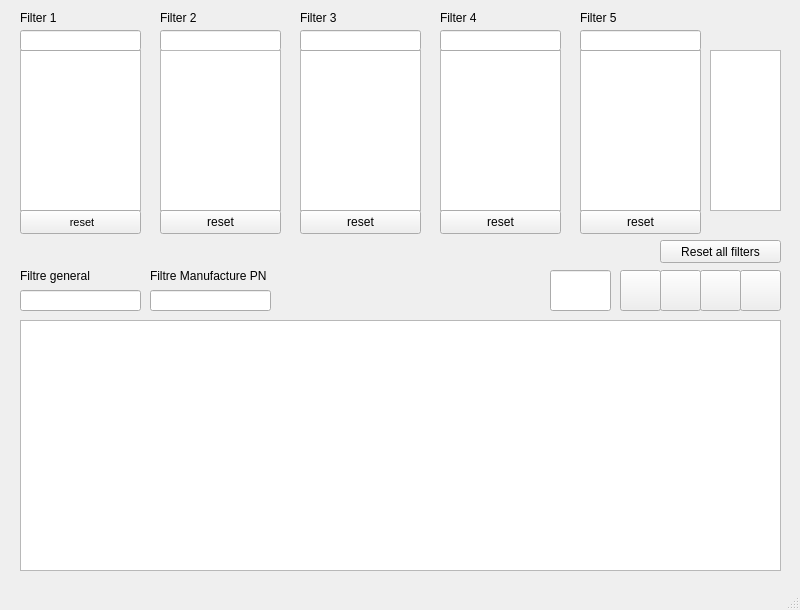
First picture: the form in ui_main.ui, repository CasamaMaker/myStock, before the edit.
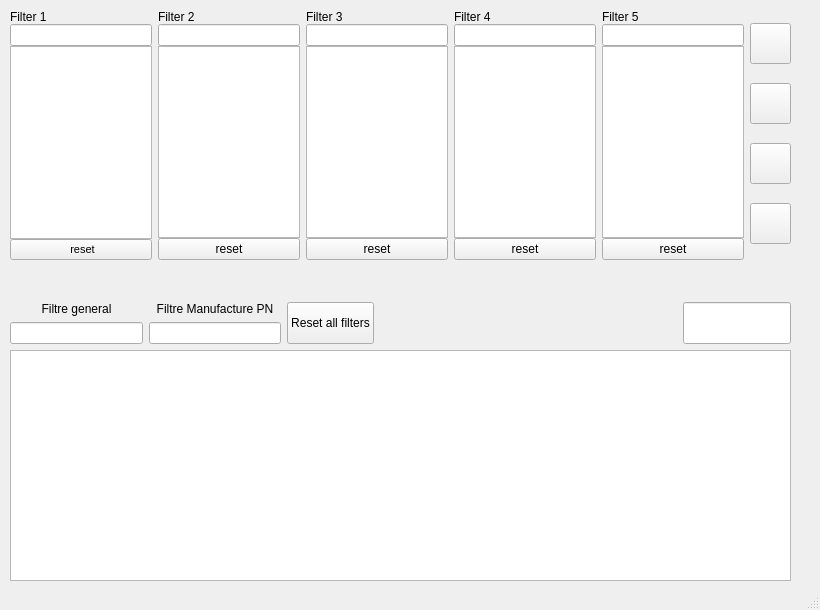
Second picture: the form after the edit. Icons and pictures are not drawn.

```diff
--- a/ui_main.ui
+++ b/ui_main.ui
@@ -6,7 +6,7 @@
    <rect>
     <x>0</x>
     <y>0</y>
-    <width>800</width>
+    <width>820</width>
     <height>610</height>
    </rect>
   </property>
@@ -20,565 +20,563 @@
    </size>
   </property>
   <widget class="QWidget" name="centralwidget">
-   <widget class="QLabel" name="filter1_label">
-    <property name="geometry">
-     <rect>
-      <x>20</x>
-      <y>10</y>
-      <width>121</width>
-      <height>16</height>
-     </rect>
-    </property>
-    <property name="text">
-     <string>Filter 1</string>
-    </property>
-   </widget>
-   <widget class="QListWidget" name="filter1_listWidget">
-    <property name="geometry">
-     <rect>
-      <x>20</x>
-      <y>50</y>
-      <width>121</width>
-      <height>161</height>
-     </rect>
-    </property>
-   </widget>
-   <widget class="QTableWidget" name="tableWidget">
-    <property name="geometry">
-     <rect>
-      <x>20</x>
-      <y>320</y>
-      <width>761</width>
-      <height>251</height>
-     </rect>
-    </property>
-   </widget>
-   <widget class="QPushButton" name="datasheetButton">
-    <property name="geometry">
-     <rect>
-      <x>620</x>
-      <y>270</y>
-      <width>41</width>
-      <height>41</height>
-     </rect>
-    </property>
-    <property name="font">
-     <font>
-      <pointsize>18</pointsize>
-     </font>
-    </property>
-    <property name="text">
-     <string/>
-    </property>
-    <property name="icon">
-     <iconset resource="img/recursos_grafics.qrc">
-      <normaloff>:/logos/link_34dp_1F1F1F_FILL0_wght400_GRAD0_opsz40.svg</normaloff>:/logos/link_34dp_1F1F1F_FILL0_wght400_GRAD0_opsz40.svg</iconset>
-    </property>
-    <property name="iconSize">
-     <size>
-      <width>34</width>
-      <height>34</height>
-     </size>
-    </property>
-   </widget>
-   <widget class="QLabel" name="label_2">
-    <property name="geometry">
-     <rect>
-      <x>510</x>
-      <y>270</y>
-      <width>41</width>
-      <height>41</height>
-     </rect>
-    </property>
-    <property name="font">
-     <font>
-      <pointsize>20</pointsize>
-     </font>
-    </property>
-    <property name="text">
-     <string/>
-    </property>
-    <property name="pixmap">
-     <pixmap resource="img/recursos_grafics.qrc">:/logos/archive_34dp_1F1F1F_FILL0_wght400_GRAD0_opsz40.svg</pixmap>
-    </property>
-   </widget>
-   <widget class="QLineEdit" name="filter1_lineEdit">
-    <property name="geometry">
-     <rect>
-      <x>20</x>
-      <y>30</y>
-      <width>121</width>
-      <height>21</height>
-     </rect>
-    </property>
-   </widget>
-   <widget class="QLineEdit" name="filter2_lineEdit">
-    <property name="geometry">
-     <rect>
-      <x>160</x>
-      <y>30</y>
-      <width>121</width>
-      <height>21</height>
-     </rect>
-    </property>
-   </widget>
-   <widget class="QListWidget" name="filter2_listWidget">
-    <property name="geometry">
-     <rect>
-      <x>160</x>
-      <y>50</y>
-      <width>121</width>
-      <height>161</height>
-     </rect>
-    </property>
-   </widget>
-   <widget class="QLabel" name="filter2_label">
-    <property name="geometry">
-     <rect>
-      <x>160</x>
-      <y>10</y>
-      <width>121</width>
-      <height>16</height>
-     </rect>
-    </property>
-    <property name="text">
-     <string>Filter 2</string>
-    </property>
-   </widget>
-   <widget class="QLabel" name="label_5">
-    <property name="geometry">
-     <rect>
-      <x>310</x>
-      <y>270</y>
-      <width>51</width>
-      <height>41</height>
-     </rect>
-    </property>
-    <property name="text">
-     <string/>
-    </property>
-   </widget>
-   <widget class="QLineEdit" name="filterG_lineEdit">
-    <property name="geometry">
-     <rect>
-      <x>20</x>
-      <y>290</y>
-      <width>121</width>
-      <height>21</height>
-     </rect>
-    </property>
-   </widget>
-   <widget class="QPushButton" name="filter1_pushButton">
-    <property name="geometry">
-     <rect>
-      <x>20</x>
-      <y>210</y>
-      <width>121</width>
-      <height>24</height>
-     </rect>
-    </property>
-    <property name="font">
-     <font>
-      <pointsize>8</pointsize>
-     </font>
-    </property>
-    <property name="text">
-     <string> reset</string>
-    </property>
-   </widget>
-   <widget class="QPushButton" name="filter2_pushButton">
-    <property name="geometry">
-     <rect>
-      <x>160</x>
-      <y>210</y>
-      <width>121</width>
-      <height>24</height>
-     </rect>
-    </property>
-    <property name="text">
-     <string>reset</string>
-    </property>
-   </widget>
-   <widget class="QLineEdit" name="stock_text">
-    <property name="geometry">
-     <rect>
-      <x>550</x>
-      <y>270</y>
-      <width>61</width>
-      <height>41</height>
-     </rect>
-    </property>
-   </widget>
-   <widget class="QPushButton" name="pushButton_4">
-    <property name="geometry">
-     <rect>
-      <x>700</x>
-      <y>270</y>
-      <width>41</width>
-      <height>41</height>
-     </rect>
-    </property>
-    <property name="font">
-     <font>
-      <pointsize>18</pointsize>
-     </font>
-    </property>
-    <property name="text">
-     <string/>
-    </property>
-    <property name="icon">
-     <iconset resource="img/recursos_grafics.qrc">
-      <normaloff>:/logos/file_open_34dp_1F1F1F_FILL0_wght400_GRAD0_opsz40.svg</normaloff>:/logos/file_open_34dp_1F1F1F_FILL0_wght400_GRAD0_opsz40.svg</iconset>
-    </property>
-    <property name="iconSize">
-     <size>
-      <width>34</width>
-      <height>34</height>
-     </size>
-    </property>
-   </widget>
-   <widget class="QPushButton" name="pushButton_5">
-    <property name="geometry">
-     <rect>
-      <x>660</x>
-      <y>270</y>
-      <width>41</width>
-      <height>41</height>
-     </rect>
-    </property>
-    <property name="font">
-     <font>
-      <pointsize>20</pointsize>
-     </font>
-    </property>
-    <property name="text">
-     <string/>
-    </property>
-    <property name="icon">
-     <iconset resource="img/recursos_grafics.qrc">
-      <normaloff>:/logos/autorenew_34dp_1F1F1F_FILL0_wght400_GRAD0_opsz40.svg</normaloff>:/logos/autorenew_34dp_1F1F1F_FILL0_wght400_GRAD0_opsz40.svg</iconset>
-    </property>
-    <property name="iconSize">
-     <size>
-      <width>34</width>
-      <height>34</height>
-     </size>
-    </property>
-   </widget>
-   <widget class="QLineEdit" name="FilterPN_lineEdit">
-    <property name="geometry">
-     <rect>
-      <x>150</x>
-      <y>290</y>
-      <width>121</width>
-      <height>21</height>
-     </rect>
-    </property>
-   </widget>
-   <widget class="QLabel" name="FilterPN_label">
-    <property name="geometry">
-     <rect>
-      <x>150</x>
-      <y>260</y>
-      <width>121</width>
-      <height>31</height>
-     </rect>
-    </property>
-    <property name="text">
-     <string>Filtre Manufacture PN</string>
-    </property>
-   </widget>
-   <widget class="QLabel" name="filterG_label">
-    <property name="geometry">
-     <rect>
-      <x>20</x>
-      <y>260</y>
-      <width>121</width>
-      <height>31</height>
-     </rect>
-    </property>
-    <property name="text">
-     <string>Filtre general</string>
-    </property>
-   </widget>
    <widget class="QListWidget" name="listWidget_4">
     <property name="geometry">
      <rect>
-      <x>710</x>
-      <y>50</y>
-      <width>71</width>
-      <height>161</height>
+      <x>650</x>
+      <y>140</y>
+      <width>51</width>
+      <height>91</height>
      </rect>
     </property>
    </widget>
-   <widget class="QWidget" name="widget" native="true">
+   <widget class="QWidget" name="verticalLayoutWidget_6">
     <property name="geometry">
      <rect>
-      <x>20</x>
-      <y>240</y>
-      <width>641</width>
-      <height>31</height>
+      <x>0</x>
+      <y>0</y>
+      <width>801</width>
+      <height>581</height>
      </rect>
     </property>
-    <property name="sizePolicy">
-     <sizepolicy hsizetype="Minimum" vsizetype="Preferred">
-      <horstretch>0</horstretch>
-      <verstretch>0</verstretch>
-     </sizepolicy>
-    </property>
-    <widget class="QWidget" name="verticalLayoutWidget">
-     <property name="geometry">
-      <rect>
-       <x>9</x>
-       <y>4</y>
-       <width>621</width>
-       <height>21</height>
-      </rect>
+    <layout class="QVBoxLayout" name="verticalLayout_6">
+     <property name="leftMargin">
+      <number>10</number>
      </property>
-     <layout class="QVBoxLayout" name="verticalLayout">
-      <item>
-       <layout class="QHBoxLayout" name="horizontalLayout">
-        <property name="sizeConstraint">
-         <enum>QLayout::SetMinimumSize</enum>
+     <property name="topMargin">
+      <number>10</number>
+     </property>
+     <property name="rightMargin">
+      <number>10</number>
+     </property>
+     <property name="bottomMargin">
+      <number>0</number>
+     </property>
+     <item>
+      <layout class="QHBoxLayout" name="horizontalLayout_2">
+       <property name="spacing">
+        <number>6</number>
+       </property>
+       <property name="rightMargin">
+        <number>0</number>
+       </property>
+       <item>
+        <layout class="QVBoxLayout" name="verticalLayout">
+         <property name="spacing">
+          <number>0</number>
+         </property>
+         <item>
+          <widget class="QLabel" name="filter1_label">
+           <property name="text">
+            <string>Filter 1</string>
+           </property>
+          </widget>
+         </item>
+         <item>
+          <widget class="QLineEdit" name="filter1_lineEdit"/>
+         </item>
+         <item>
+          <widget class="QListWidget" name="filter1_listWidget"/>
+         </item>
+         <item>
+          <widget class="QPushButton" name="filter1_pushButton">
+           <property name="font">
+            <font>
+             <pointsize>8</pointsize>
+            </font>
+           </property>
+           <property name="text">
+            <string> reset</string>
+           </property>
+          </widget>
+         </item>
+        </layout>
+       </item>
+       <item>
+        <layout class="QVBoxLayout" name="verticalLayout_2">
+         <property name="spacing">
+          <number>0</number>
+         </property>
+         <item>
+          <widget class="QLabel" name="filter2_label">
+           <property name="text">
+            <string>Filter 2</string>
+           </property>
+          </widget>
+         </item>
+         <item>
+          <widget class="QLineEdit" name="filter2_lineEdit"/>
+         </item>
+         <item>
+          <widget class="QListWidget" name="filter2_listWidget"/>
+         </item>
+         <item>
+          <widget class="QPushButton" name="filter2_pushButton">
+           <property name="text">
+            <string>reset</string>
+           </property>
+          </widget>
+         </item>
+        </layout>
+       </item>
+       <item>
+        <layout class="QVBoxLayout" name="verticalLayout_3">
+         <property name="spacing">
+          <number>0</number>
+         </property>
+         <item>
+          <widget class="QLabel" name="filter3_label">
+           <property name="text">
+            <string>Filter 3</string>
+           </property>
+          </widget>
+         </item>
+         <item>
+          <widget class="QLineEdit" name="filter3_lineEdit"/>
+         </item>
+         <item>
+          <widget class="QListWidget" name="filter3_listWidget"/>
+         </item>
+         <item>
+          <widget class="QPushButton" name="filter3_pushButton">
+           <property name="text">
+            <string>reset</string>
+           </property>
+          </widget>
+         </item>
+        </layout>
+       </item>
+       <item>
+        <layout class="QVBoxLayout" name="verticalLayout_4">
+         <property name="spacing">
+          <number>0</number>
+         </property>
+         <item>
+          <widget class="QLabel" name="filter4_label">
+           <property name="text">
+            <string>Filter 4</string>
+           </property>
+          </widget>
+         </item>
+         <item>
+          <widget class="QLineEdit" name="filter4_lineEdit"/>
+         </item>
+         <item>
+          <widget class="QListWidget" name="filter4_listWidget"/>
+         </item>
+         <item>
+          <widget class="QPushButton" name="filter4_pushButton">
+           <property name="text">
+            <string>reset</string>
+           </property>
+          </widget>
+         </item>
+        </layout>
+       </item>
+       <item>
+        <layout class="QVBoxLayout" name="verticalLayout_5">
+         <property name="spacing">
+          <number>0</number>
+         </property>
+         <item>
+          <widget class="QLabel" name="filter5_label">
+           <property name="text">
+            <string>Filter 5</string>
+           </property>
+          </widget>
+         </item>
+         <item>
+          <widget class="QLineEdit" name="filter5_lineEdit"/>
+         </item>
+         <item>
+          <widget class="QListWidget" name="filter5_listWidget"/>
+         </item>
+         <item>
+          <widget class="QPushButton" name="filter5_pushButton">
+           <property name="text">
+            <string>reset</string>
+           </property>
+          </widget>
+         </item>
+        </layout>
+       </item>
+       <item>
+        <layout class="QVBoxLayout" name="verticalLayout_9">
+         <property name="spacing">
+          <number>6</number>
+         </property>
+         <property name="sizeConstraint">
+          <enum>QLayout::SizeConstraint::SetMaximumSize</enum>
+         </property>
+         <item>
+          <widget class="QPushButton" name="datasheetButton">
+           <property name="sizePolicy">
+            <sizepolicy hsizetype="Fixed" vsizetype="Fixed">
+             <horstretch>0</horstretch>
+             <verstretch>0</verstretch>
+            </sizepolicy>
+           </property>
+           <property name="minimumSize">
+            <size>
+             <width>41</width>
+             <height>41</height>
+            </size>
+           </property>
+           <property name="font">
+            <font>
+             <pointsize>18</pointsize>
+            </font>
+           </property>
+           <property name="text">
+            <string/>
+           </property>
+           <property name="icon">
+            <iconset resource="img/recursos_grafics.qrc">
+             <normaloff>:/logos/link_34dp_1F1F1F_FILL0_wght400_GRAD0_opsz40.svg</normaloff>:/logos/link_34dp_1F1F1F_FILL0_wght400_GRAD0_opsz40.svg</iconset>
+           </property>
+           <property name="iconSize">
+            <size>
+             <width>34</width>
+             <height>34</height>
+            </size>
+           </property>
+          </widget>
+         </item>
+         <item>
+          <widget class="QPushButton" name="pushButton_5">
+           <property name="sizePolicy">
+            <sizepolicy hsizetype="Fixed" vsizetype="Fixed">
+             <horstretch>0</horstretch>
+             <verstretch>0</verstretch>
+            </sizepolicy>
+           </property>
+           <property name="minimumSize">
+            <size>
+             <width>41</width>
+             <height>41</height>
+            </size>
+           </property>
+           <property name="font">
+            <font>
+             <pointsize>20</pointsize>
+            </font>
+           </property>
+           <property name="text">
+            <string/>
+           </property>
+           <property name="icon">
+            <iconset resource="img/recursos_grafics.qrc">
+             <normaloff>:/logos/autorenew_34dp_1F1F1F_FILL0_wght400_GRAD0_opsz40.svg</normaloff>:/logos/autorenew_34dp_1F1F1F_FILL0_wght400_GRAD0_opsz40.svg</iconset>
+           </property>
+           <property name="iconSize">
+            <size>
+             <width>34</width>
+             <height>34</height>
+            </size>
+           </property>
+          </widget>
+         </item>
+         <item>
+          <widget class="QPushButton" name="pushButton_4">
+           <property name="sizePolicy">
+            <sizepolicy hsizetype="Fixed" vsizetype="Fixed">
+             <horstretch>0</horstretch>
+             <verstretch>0</verstretch>
+            </sizepolicy>
+           </property>
+           <property name="minimumSize">
+            <size>
+             <width>41</width>
+             <height>41</height>
+            </size>
+           </property>
+           <property name="font">
+            <font>
+             <pointsize>18</pointsize>
+            </font>
+           </property>
+           <property name="text">
+            <string/>
+           </property>
+           <property name="icon">
+            <iconset resource="img/recursos_grafics.qrc">
+             <normaloff>:/logos/file_open_34dp_1F1F1F_FILL0_wght400_GRAD0_opsz40.svg</normaloff>:/logos/file_open_34dp_1F1F1F_FILL0_wght400_GRAD0_opsz40.svg</iconset>
+           </property>
+           <property name="iconSize">
+            <size>
+             <width>34</width>
+             <height>34</height>
+            </size>
+           </property>
+          </widget>
+         </item>
+         <item>
+          <widget class="QPushButton" name="pushButton_6">
+           <property name="sizePolicy">
+            <sizepolicy hsizetype="Fixed" vsizetype="Fixed">
+             <horstretch>0</horstretch>
+             <verstretch>0</verstretch>
+            </sizepolicy>
+           </property>
+           <property name="minimumSize">
+            <size>
+             <width>41</width>
+             <height>41</height>
+            </size>
+           </property>
+           <property name="font">
+            <font>
+             <pointsize>20</pointsize>
+            </font>
+           </property>
+           <property name="text">
+            <string/>
+           </property>
+           <property name="icon">
+            <iconset resource="img/recursos_grafics.qrc">
+             <normaloff>:/logos/frame_inspect_34dp_1F1F1F_FILL0_wght400_GRAD0_opsz40.svg</normaloff>:/logos/frame_inspect_34dp_1F1F1F_FILL0_wght400_GRAD0_opsz40.svg</iconset>
+           </property>
+           <property name="iconSize">
+            <size>
+             <width>34</width>
+             <height>34</height>
+            </size>
+           </property>
+          </widget>
+         </item>
+        </layout>
+       </item>
+      </layout>
+     </item>
+     <item>
+      <widget class="QWidget" name="widget" native="true">
+       <property name="minimumSize">
+        <size>
+         <width>0</width>
+         <height>30</height>
+        </size>
+       </property>
+       <widget class="QWidget" name="horizontalLayoutWidget">
+        <property name="geometry">
+         <rect>
+          <x>0</x>
+          <y>0</y>
+          <width>781</width>
+          <height>31</height>
+         </rect>
         </property>
-       </layout>
-      </item>
-     </layout>
-    </widget>
-   </widget>
-   <widget class="QLabel" name="label_7">
-    <property name="geometry">
-     <rect>
-      <x>270</x>
-      <y>270</y>
-      <width>41</width>
-      <height>41</height>
-     </rect>
-    </property>
-    <property name="font">
-     <font>
-      <pointsize>20</pointsize>
-     </font>
-    </property>
-    <property name="text">
-     <string/>
-    </property>
-    <property name="pixmap">
-     <pixmap resource="img/recursos_grafics.qrc">:/logos/content_paste_34dp_1F1F1F_FILL0_wght400_GRAD0_opsz40.svg</pixmap>
-    </property>
-   </widget>
-   <widget class="QLabel" name="label_8">
-    <property name="geometry">
-     <rect>
-      <x>360</x>
-      <y>270</y>
-      <width>41</width>
-      <height>41</height>
-     </rect>
-    </property>
-    <property name="font">
-     <font>
-      <pointsize>20</pointsize>
-     </font>
-    </property>
-    <property name="text">
-     <string/>
-    </property>
-    <property name="pixmap">
-     <pixmap resource="img/recursos_grafics.qrc">:/logos/inventory_2_34dp_1F1F1F_FILL0_wght400_GRAD0_opsz40.svg</pixmap>
-    </property>
-   </widget>
-   <widget class="QLabel" name="label_9">
-    <property name="geometry">
-     <rect>
-      <x>400</x>
-      <y>270</y>
-      <width>111</width>
-      <height>41</height>
-     </rect>
-    </property>
-    <property name="text">
-     <string/>
-    </property>
-   </widget>
-   <widget class="QListWidget" name="filter3_listWidget">
-    <property name="geometry">
-     <rect>
-      <x>300</x>
-      <y>50</y>
-      <width>121</width>
-      <height>161</height>
-     </rect>
-    </property>
-   </widget>
-   <widget class="QLabel" name="filter3_label">
-    <property name="geometry">
-     <rect>
-      <x>300</x>
-      <y>10</y>
-      <width>121</width>
-      <height>16</height>
-     </rect>
-    </property>
-    <property name="text">
-     <string>Filter 3</string>
-    </property>
-   </widget>
-   <widget class="QPushButton" name="filter3_pushButton">
-    <property name="geometry">
-     <rect>
-      <x>300</x>
-      <y>210</y>
-      <width>121</width>
-      <height>24</height>
-     </rect>
-    </property>
-    <property name="text">
-     <string>reset</string>
-    </property>
-   </widget>
-   <widget class="QLineEdit" name="filter3_lineEdit">
-    <property name="geometry">
-     <rect>
-      <x>300</x>
-      <y>30</y>
-      <width>121</width>
-      <height>21</height>
-     </rect>
-    </property>
-   </widget>
-   <widget class="QListWidget" name="filter4_listWidget">
-    <property name="geometry">
-     <rect>
-      <x>440</x>
-      <y>50</y>
-      <width>121</width>
-      <height>161</height>
-     </rect>
-    </property>
-   </widget>
-   <widget class="QLabel" name="filter4_label">
-    <property name="geometry">
-     <rect>
-      <x>440</x>
-      <y>10</y>
-      <width>121</width>
-      <height>16</height>
-     </rect>
-    </property>
-    <property name="text">
-     <string>Filter 4</string>
-    </property>
-   </widget>
-   <widget class="QPushButton" name="filter4_pushButton">
-    <property name="geometry">
-     <rect>
-      <x>440</x>
-      <y>210</y>
-      <width>121</width>
-      <height>24</height>
-     </rect>
-    </property>
-    <property name="text">
-     <string>reset</string>
-    </property>
-   </widget>
-   <widget class="QLineEdit" name="filter4_lineEdit">
-    <property name="geometry">
-     <rect>
-      <x>440</x>
-      <y>30</y>
-      <width>121</width>
-      <height>21</height>
-     </rect>
-    </property>
-   </widget>
-   <widget class="QPushButton" name="clear_all_pushButton">
-    <property name="geometry">
-     <rect>
-      <x>660</x>
-      <y>240</y>
-      <width>121</width>
-      <height>23</height>
-     </rect>
-    </property>
-    <property name="text">
-     <string>Reset all filters</string>
-    </property>
-   </widget>
-   <widget class="QListWidget" name="filter5_listWidget">
-    <property name="geometry">
-     <rect>
-      <x>580</x>
-      <y>50</y>
-      <width>121</width>
-      <height>161</height>
-     </rect>
-    </property>
-   </widget>
-   <widget class="QLabel" name="filter5_label">
-    <property name="geometry">
-     <rect>
-      <x>580</x>
-      <y>10</y>
-      <width>121</width>
-      <height>16</height>
-     </rect>
-    </property>
-    <property name="text">
-     <string>Filter 5</string>
-    </property>
-   </widget>
-   <widget class="QPushButton" name="filter5_pushButton">
-    <property name="geometry">
-     <rect>
-      <x>580</x>
-      <y>210</y>
-      <width>121</width>
-      <height>24</height>
-     </rect>
-    </property>
-    <property name="text">
-     <string>reset</string>
-    </property>
-   </widget>
-   <widget class="QLineEdit" name="filter5_lineEdit">
-    <property name="geometry">
-     <rect>
-      <x>580</x>
-      <y>30</y>
-      <width>121</width>
-      <height>21</height>
-     </rect>
-    </property>
-   </widget>
-   <widget class="QPushButton" name="pushButton_6">
-    <property name="geometry">
-     <rect>
-      <x>740</x>
-      <y>270</y>
-      <width>41</width>
-      <height>41</height>
-     </rect>
-    </property>
-    <property name="font">
-     <font>
-      <pointsize>20</pointsize>
-     </font>
-    </property>
-    <property name="text">
-     <string/>
-    </property>
-    <property name="icon">
-     <iconset resource="img/recursos_grafics.qrc">
-      <normaloff>:/logos/frame_inspect_34dp_1F1F1F_FILL0_wght400_GRAD0_opsz40.svg</normaloff>:/logos/frame_inspect_34dp_1F1F1F_FILL0_wght400_GRAD0_opsz40.svg</iconset>
-    </property>
-    <property name="iconSize">
-     <size>
-      <width>34</width>
-      <height>34</height>
-     </size>
-    </property>
+        <layout class="QHBoxLayout" name="horizontalLayout"/>
+       </widget>
+      </widget>
+     </item>
+     <item>
+      <layout class="QHBoxLayout" name="horizontalLayout_4">
+       <property name="leftMargin">
+        <number>0</number>
+       </property>
+       <property name="topMargin">
+        <number>0</number>
+       </property>
+       <property name="rightMargin">
+        <number>0</number>
+       </property>
+       <property name="bottomMargin">
+        <number>0</number>
+       </property>
+       <item>
+        <layout class="QVBoxLayout" name="verticalLayout_7">
+         <item>
+          <widget class="QLabel" name="filterG_label">
+           <property name="text">
+            <string>Filtre general</string>
+           </property>
+           <property name="alignment">
+            <set>Qt::AlignmentFlag::AlignCenter</set>
+           </property>
+          </widget>
+         </item>
+         <item>
+          <widget class="QLineEdit" name="filterG_lineEdit">
+           <property name="sizePolicy">
+            <sizepolicy hsizetype="Expanding" vsizetype="Preferred">
+             <horstretch>0</horstretch>
+             <verstretch>0</verstretch>
+            </sizepolicy>
+           </property>
+          </widget>
+         </item>
+        </layout>
+       </item>
+       <item>
+        <layout class="QVBoxLayout" name="verticalLayout_8">
+         <item>
+          <widget class="QLabel" name="FilterPN_label">
+           <property name="text">
+            <string>Filtre Manufacture PN</string>
+           </property>
+           <property name="alignment">
+            <set>Qt::AlignmentFlag::AlignCenter</set>
+           </property>
+          </widget>
+         </item>
+         <item>
+          <widget class="QLineEdit" name="FilterPN_lineEdit">
+           <property name="sizePolicy">
+            <sizepolicy hsizetype="Expanding" vsizetype="Preferred">
+             <horstretch>0</horstretch>
+             <verstretch>0</verstretch>
+            </sizepolicy>
+           </property>
+          </widget>
+         </item>
+        </layout>
+       </item>
+       <item>
+        <widget class="QPushButton" name="clear_all_pushButton">
+         <property name="sizePolicy">
+          <sizepolicy hsizetype="Preferred" vsizetype="Preferred">
+           <horstretch>0</horstretch>
+           <verstretch>0</verstretch>
+          </sizepolicy>
+         </property>
+         <property name="text">
+          <string>Reset all filters</string>
+         </property>
+        </widget>
+       </item>
+       <item>
+        <widget class="QLabel" name="label_7">
+         <property name="minimumSize">
+          <size>
+           <width>41</width>
+           <height>41</height>
+          </size>
+         </property>
+         <property name="font">
+          <font>
+           <pointsize>20</pointsize>
+          </font>
+         </property>
+         <property name="text">
+          <string/>
+         </property>
+         <property name="pixmap">
+          <pixmap resource="img/recursos_grafics.qrc">:/logos/content_paste_34dp_1F1F1F_FILL0_wght400_GRAD0_opsz40.svg</pixmap>
+         </property>
+        </widget>
+       </item>
+       <item>
+        <widget class="QLabel" name="label_5">
+         <property name="sizePolicy">
+          <sizepolicy hsizetype="Preferred" vsizetype="Preferred">
+           <horstretch>0</horstretch>
+           <verstretch>0</verstretch>
+          </sizepolicy>
+         </property>
+         <property name="minimumSize">
+          <size>
+           <width>50</width>
+           <height>0</height>
+          </size>
+         </property>
+         <property name="text">
+          <string/>
+         </property>
+        </widget>
+       </item>
+       <item>
+        <widget class="QLabel" name="label_8">
+         <property name="minimumSize">
+          <size>
+           <width>41</width>
+           <height>41</height>
+          </size>
+         </property>
+         <property name="font">
+          <font>
+           <pointsize>20</pointsize>
+          </font>
+         </property>
+         <property name="text">
+          <string/>
+         </property>
+         <property name="pixmap">
+          <pixmap resource="img/recursos_grafics.qrc">:/logos/inventory_2_34dp_1F1F1F_FILL0_wght400_GRAD0_opsz40.svg</pixmap>
+         </property>
+        </widget>
+       </item>
+       <item>
+        <widget class="QLabel" name="label_9">
+         <property name="sizePolicy">
+          <sizepolicy hsizetype="Preferred" vsizetype="Preferred">
+           <horstretch>0</horstretch>
+           <verstretch>0</verstretch>
+          </sizepolicy>
+         </property>
+         <property name="minimumSize">
+          <size>
+           <width>100</width>
+           <height>0</height>
+          </size>
+         </property>
+         <property name="text">
+          <string/>
+         </property>
+        </widget>
+       </item>
+       <item>
+        <widget class="QLabel" name="label_2">
+         <property name="sizePolicy">
+          <sizepolicy hsizetype="Preferred" vsizetype="Preferred">
+           <horstretch>0</horstretch>
+           <verstretch>0</verstretch>
+          </sizepolicy>
+         </property>
+         <property name="minimumSize">
+          <size>
+           <width>41</width>
+           <height>41</height>
+          </size>
+         </property>
+         <property name="font">
+          <font>
+           <pointsize>20</pointsize>
+          </font>
+         </property>
+         <property name="text">
+          <string/>
+         </property>
+         <property name="pixmap">
+          <pixmap resource="img/recursos_grafics.qrc">:/logos/archive_34dp_1F1F1F_FILL0_wght400_GRAD0_opsz40.svg</pixmap>
+         </property>
+        </widget>
+       </item>
+       <item>
+        <widget class="QLineEdit" name="stock_text">
+         <property name="sizePolicy">
+          <sizepolicy hsizetype="Fixed" vsizetype="Preferred">
+           <horstretch>30</horstretch>
+           <verstretch>0</verstretch>
+          </sizepolicy>
+         </property>
+         <property name="minimumSize">
+          <size>
+           <width>30</width>
+           <height>0</height>
+          </size>
+         </property>
+        </widget>
+       </item>
+      </layout>
+     </item>
+     <item>
+      <layout class="QHBoxLayout" name="horizontalLayout_3">
+       <item>
+        <widget class="QTableWidget" name="tableWidget"/>
+       </item>
+      </layout>
+     </item>
+    </layout>
    </widget>
   </widget>
   <widget class="QMenuBar" name="menubar">
```
Left out of the diff: 7 changed lines with no effect on the pictures.
